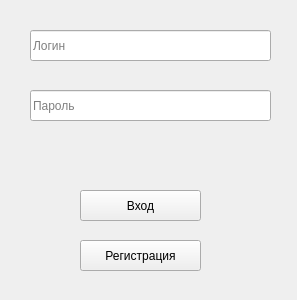
Qt form PyQT/Author Registr/Avtoriz.ui (petrikovaliza/MDK) before a commit.
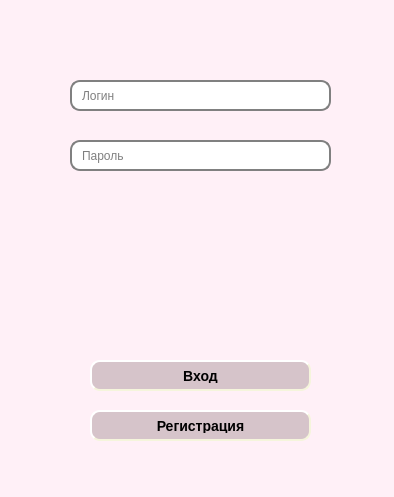
The same form after that commit.

```diff
--- a/PyQT/Author Registr/Avtoriz.ui
+++ b/PyQT/Author Registr/Avtoriz.ui
@@ -6,19 +6,52 @@
    <rect>
     <x>0</x>
     <y>0</y>
-    <width>297</width>
-    <height>300</height>
+    <width>394</width>
+    <height>497</height>
    </rect>
   </property>
   <property name="windowTitle">
-   <string>Form</string>
+   <string>Авторизация</string>
+  </property>
+  <property name="styleSheet">
+   <string notr="true">QObject  {
+	
+	font: 63 11pt &quot;Yu Gothic UI Semibold&quot;;
+	background-color: rgb(255, 240, 247);
+}
+QPushButton {
+background-color: rgb(214, 196, 202);
+    border-style: outset;
+    border-width: 2px;
+    border-radius: 10px;
+    border-color: beige;
+    font: bold 14px;
+    min-width: 10em;
+    padding: 6px;
+}
+QPushButton:pressed {
+   
+	background-color: rgb(100, 102, 115);
+    border-style: inset;
+}
+QLineEdit {
+    border: 2px solid gray;
+    border-radius: 10px;
+    padding: 0 8px;
+    background: white;
+    selection-background-color: darkgray;
+}
+QLineEdit[echoMode=&quot;2&quot;] {
+    lineedit-password-character: 9679;
+}
+</string>
   </property>
   <widget class="QLineEdit" name="login_text">
    <property name="geometry">
     <rect>
-     <x>30</x>
-     <y>30</y>
-     <width>241</width>
+     <x>70</x>
+     <y>80</y>
+     <width>261</width>
      <height>31</height>
     </rect>
    </property>
@@ -29,9 +62,9 @@
   <widget class="QLineEdit" name="password_text">
    <property name="geometry">
     <rect>
-     <x>30</x>
-     <y>90</y>
-     <width>241</width>
+     <x>70</x>
+     <y>140</y>
+     <width>261</width>
      <height>31</height>
     </rect>
    </property>
@@ -45,9 +78,9 @@
   <widget class="QPushButton" name="enterBtn">
    <property name="geometry">
     <rect>
-     <x>80</x>
-     <y>190</y>
-     <width>121</width>
+     <x>90</x>
+     <y>360</y>
+     <width>221</width>
      <height>31</height>
     </rect>
    </property>
@@ -58,9 +91,9 @@
   <widget class="QPushButton" name="regBtn">
    <property name="geometry">
     <rect>
-     <x>80</x>
-     <y>240</y>
-     <width>121</width>
+     <x>90</x>
+     <y>410</y>
+     <width>221</width>
      <height>31</height>
     </rect>
    </property>
```
